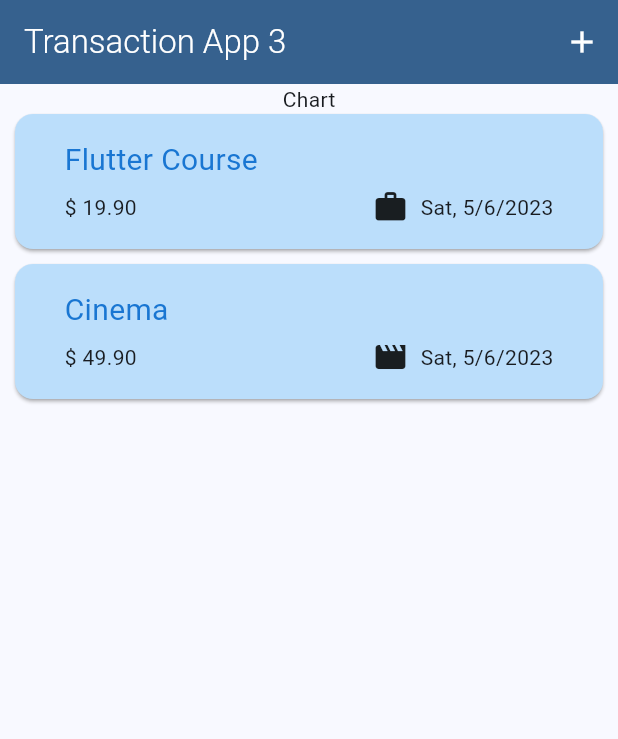
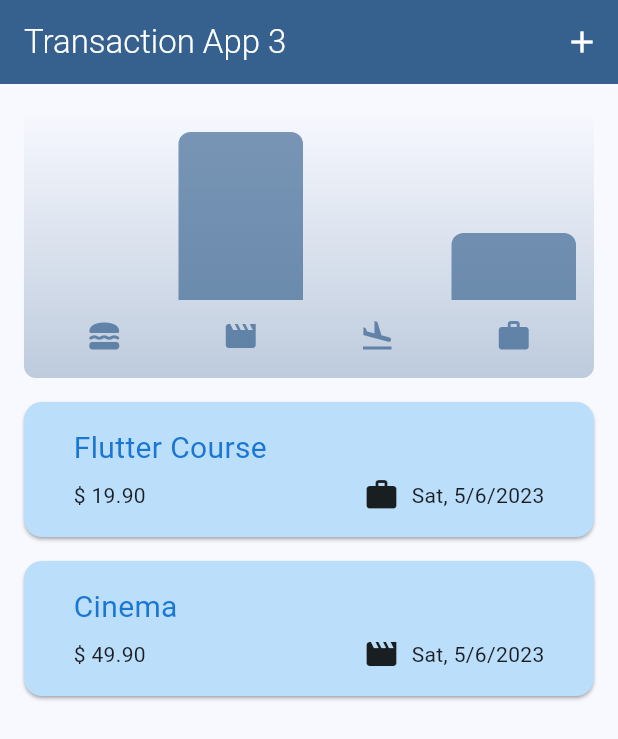
Before and after one commit to anrzgit/flutterSection5, a Flutter app: the screen it shows after launch, on a phone screen of 412 x 824 dp. Shown: the top 739 px of the screen. Run offline on Flutter 3.47's test engine with Material 2 defaults, Android fonts, the phone set to English and light mode, and no system bars.

Commit message:
third commit

```diff
--- a/lib/main.dart
+++ b/lib/main.dart
@@ -1,4 +1,3 @@
-import 'package:constructor_data/utils/colors.dart';
 import 'package:flutter/material.dart';
 import 'package:constructor_data/widget/expenses.dart';
 
--- a/lib/models/expense_model.dart
+++ b/lib/models/expense_model.dart
@@ -34,3 +34,22 @@
       : id = uid.v4();
   //initialiser list can be used to initialise the id by another value which will not be provided by constructor
 }
+
+class ExpenseBucket {
+  ExpenseBucket(this.expenses, this.category);
+
+  //Named Constructor
+  ExpenseBucket.forCategory(List<Expense> allExpenses, this.category)
+      : expenses = allExpenses.where((i) => i.category == category).toList();
+  //to filter out the values with same category
+  final Category category;
+  final List<Expense> expenses;
+
+  double get totalExpenses {
+    double sum = 0;
+    for (var i in expenses) {
+      sum += i.amount;
+    }
+    return sum;
+  }
+}
--- /dev/null
+++ b/lib/widget/chart/chart.dart
@@ -0,0 +1,95 @@
+import 'package:flutter/material.dart';
+
+import '../../models/expense_model.dart';
+import 'chart_bar.dart';
+
+class Chart extends StatelessWidget {
+  const Chart({super.key, required this.expenses});
+
+  final List<Expense> expenses;
+
+  List<ExpenseBucket> get buckets {
+    return [
+      ExpenseBucket.forCategory(expenses, Category.food),
+      ExpenseBucket.forCategory(expenses, Category.leisure),
+      ExpenseBucket.forCategory(expenses, Category.travel),
+      ExpenseBucket.forCategory(expenses, Category.work),
+    ];
+  }
+
+  double get maxTotalExpense {
+    double maxTotalExpense = 0;
+
+    for (final bucket in buckets) {
+      if (bucket.totalExpenses > maxTotalExpense) {
+        maxTotalExpense = bucket.totalExpenses;
+      }
+    }
+
+    return maxTotalExpense;
+  }
+
+  @override
+  Widget build(BuildContext context) {
+    final isDarkMode =
+        MediaQuery.of(context).platformBrightness == Brightness.dark;
+    return Container(
+      margin: const EdgeInsets.all(16),
+      padding: const EdgeInsets.symmetric(
+        vertical: 16,
+        horizontal: 8,
+      ),
+      width: double.infinity,
+      height: 180,
+      decoration: BoxDecoration(
+        borderRadius: BorderRadius.circular(8),
+        gradient: LinearGradient(
+          colors: [
+            Theme.of(context).colorScheme.primary.withOpacity(0.3),
+            Theme.of(context).colorScheme.primary.withOpacity(0.0)
+          ],
+          begin: Alignment.bottomCenter,
+          end: Alignment.topCenter,
+        ),
+      ),
+      child: Column(
+        children: [
+          Expanded(
+            child: Row(
+              crossAxisAlignment: CrossAxisAlignment.end,
+              children: [
+                for (final bucket in buckets) // alternative to map()
+                  ChartBar(
+                    fill: bucket.totalExpenses == 0
+                        ? 0
+                        : bucket.totalExpenses / maxTotalExpense,
+                  )
+              ],
+            ),
+          ),
+          const SizedBox(height: 12),
+          Row(
+            children: buckets
+                .map(
+                  (bucket) => Expanded(
+                    child: Padding(
+                      padding: const EdgeInsets.symmetric(horizontal: 4),
+                      child: Icon(
+                        categoryIcons[bucket.category],
+                        color: isDarkMode
+                            ? Theme.of(context).colorScheme.secondary
+                            : Theme.of(context)
+                                .colorScheme
+                                .primary
+                                .withOpacity(0.7),
+                      ),
+                    ),
+                  ),
+                )
+                .toList(),
+          )
+        ],
+      ),
+    );
+  }
+}
--- /dev/null
+++ b/lib/widget/chart/chart_bar.dart
@@ -0,0 +1,34 @@
+import 'package:flutter/material.dart';
+
+class ChartBar extends StatelessWidget {
+  const ChartBar({
+    super.key,
+    required this.fill,
+  });
+
+  final double fill;
+
+  @override
+  Widget build(BuildContext context) {
+    final isDarkMode =
+        MediaQuery.of(context).platformBrightness == Brightness.dark;
+    return Expanded(
+      child: Padding(
+        padding: const EdgeInsets.symmetric(horizontal: 4),
+        child: FractionallySizedBox(
+          heightFactor: fill,
+          child: DecoratedBox(
+            decoration: BoxDecoration(
+              shape: BoxShape.rectangle,
+              borderRadius:
+                  const BorderRadius.vertical(top: Radius.circular(8)),
+              color: isDarkMode
+                  ? Theme.of(context).colorScheme.secondary
+                  : Theme.of(context).colorScheme.primary.withOpacity(0.65),
+            ),
+          ),
+        ),
+      ),
+    );
+  }
+}
--- a/lib/widget/expenses.dart
+++ b/lib/widget/expenses.dart
@@ -1,3 +1,4 @@
+import 'package:constructor_data/widget/chart/chart.dart';
 import 'package:constructor_data/widget/expensesList/expenses_list.dart';
 import 'package:constructor_data/models/expense_model.dart';
 import 'package:constructor_data/widget/new_expense.dart';
@@ -75,7 +76,7 @@
         child: Column(
           children: [
             //add button
-            const Text('Chart'),
+            Chart(expenses: _registeredExpenses),
             _registeredExpenses.isEmpty
                 ? const Center(
                     child: Text("No Expense Add Some"),
@@ -90,15 +91,3 @@
     );
   }
 }
-
-
-// final expenseIndex = _registeredExpenses.indexOf(removedExpense);
-//     ScaffoldMessenger.of(context).showSnackBar(SnackBar(
-//       duration: const Duration(seconds: 5),
-//       content: const Text("Deleted"),
-//       action: SnackBarAction(
-//           label: 'Undo',
-//           onPressed: () {
-//             _registeredExpenses.insert(expenseIndex, removedExpense);
-//           }),
-//     ));
--- a/lib/widget/expensesList/expense_item.dart
+++ b/lib/widget/expensesList/expense_item.dart
@@ -9,7 +9,7 @@
   @override
   Widget build(BuildContext context) {
     return Card(
-      margin: const EdgeInsets.fromLTRB(10, 0, 10, 10),
+      margin: const EdgeInsets.fromLTRB(16, 0, 16, 16),
       color: Theme.of(context).primaryColorLight,
       child: Container(
         decoration: BoxDecoration(borderRadius: BorderRadius.circular(10)),
--- a/lib/widget/expensesList/expenses_list.dart
+++ b/lib/widget/expensesList/expenses_list.dart
@@ -24,7 +24,7 @@
           //red background when deleting all the stuff on dismissible
           background: Container(
               color: Theme.of(context).colorScheme.error,
-              margin: const EdgeInsets.symmetric(vertical: 6),
+              margin: const EdgeInsets.symmetric(vertical: 17),
               alignment: FractionalOffset.centerRight,
               child: const Icon(
                 Icons.delete,
```
